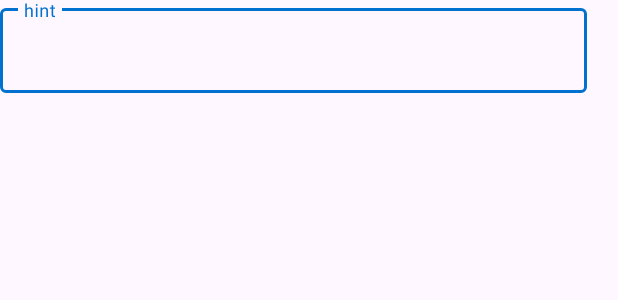
After one commit to Ricieus/TP-ListeEpicerie, an Android app: the layout activity_page_ajouter.xml on its own in the app's theme, with its tools: preview values and no code run, on a phone screen of 412 x 824 dp. The commit adds this screen. Shown: the top 300 px of the screen. Run offline under Robolectric (Android 15) with nearby library versions, the phone set to English and light mode, and no system bars.

Commit message:
Update le filtrer

```diff
--- a/app/src/main/java/com/example/tp_listeepicerie/MainActivity.kt
+++ b/app/src/main/java/com/example/tp_listeepicerie/MainActivity.kt
@@ -66,13 +66,14 @@
 
         val database = Database_Epicerie.getDatabase(applicationContext)
         // https://stackoverflow.com/questions/3386667/query-if-android-database-exists
-        if ((applicationContext.getDatabasePath("epicerie_database")).exists()) {
         lifecycleScope.launch(Dispatchers.IO) {
+            if (!(applicationContext.getDatabasePath("epicerie_database")).exists()) {
                 for (epicerie in genericList) {
                     val existingItem = database.epicerieDao().findByName(epicerie.nom)
 
                     if (existingItem == null) {
                         database.epicerieDao().insertEpicerie(epicerie)
+                    }
                 }
             }
 
@@ -83,7 +84,6 @@
             launch(Dispatchers.Main) {
                 recyclerView.adapter = ItemAdaptor(applicationContext, this@MainActivity, listEpicerie)
                 recyclerViewCart.adapter = PanierAdaptor(applicationContext, this@MainActivity, cartItems)
-                }
             }
         }
 
--- /dev/null
+++ b/app/src/main/res/layout/activity_page_ajouter.xml
@@ -0,0 +1,18 @@
+<?xml version="1.0" encoding="utf-8"?>
+<androidx.constraintlayout.widget.ConstraintLayout xmlns:android="http://schemas.android.com/apk/res/android"
+    xmlns:tools="http://schemas.android.com/tools"
+    android:layout_width="match_parent"
+             android:layout_height="match_parent">
+
+    <com.google.android.material.textfield.TextInputLayout
+        android:layout_width="391dp"
+        android:layout_height="wrap_content"
+        tools:layout_editor_absoluteX="1dp"
+        tools:layout_editor_absoluteY="176dp">
+
+        <com.google.android.material.textfield.TextInputEditText
+            android:layout_width="match_parent"
+            android:layout_height="wrap_content"
+            android:hint="hint" />
+    </com.google.android.material.textfield.TextInputLayout>
+</androidx.constraintlayout.widget.ConstraintLayout>
```
Lines whose indentation alone changed are shown as unchanged.
